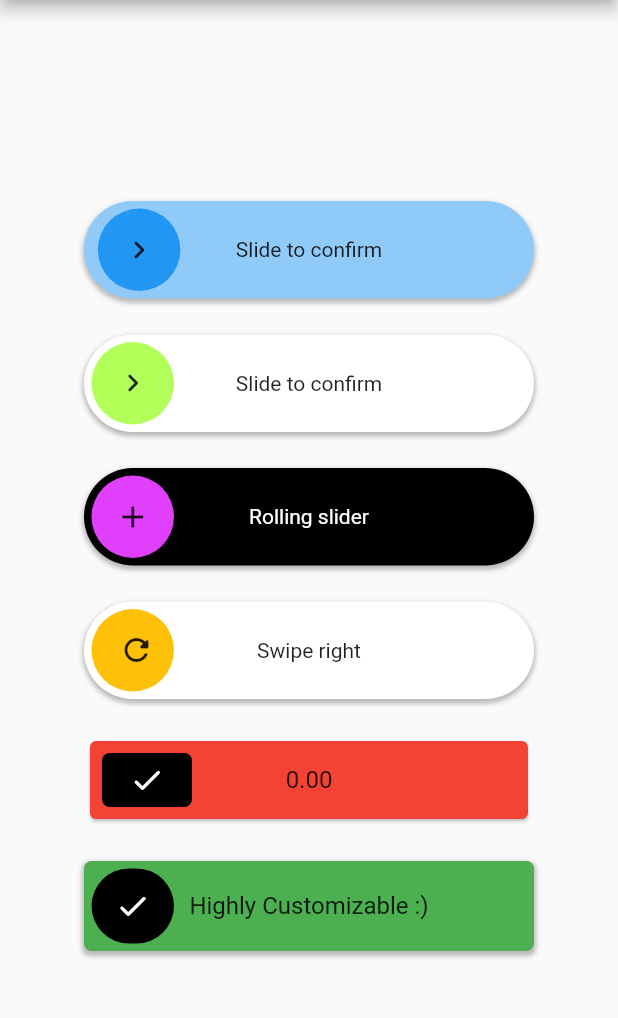
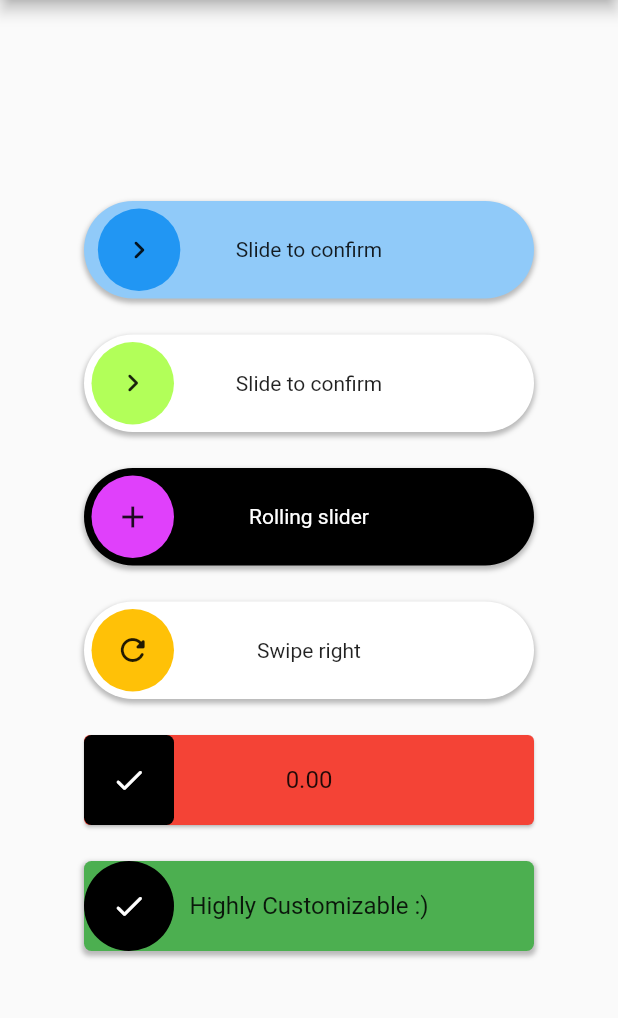
Before and after one commit to splashbyte/action_slider, a Flutter app: the screen it shows after launch, after a tap on "Slide to confirm", on a phone screen of 412 x 824 dp, the part 84-1102 px from its top. Run offline on Flutter 3.47's test engine with Material 2 defaults, Android fonts, the phone set to English and light mode, and no system bars.

```diff
--- a/example/lib/main.dart
+++ b/example/lib/main.dart
@@ -48,7 +48,7 @@ class _MyHomePageState extends State<MyHomePage> {
               width: 300.0,
               actionThresholdType: ThresholdType.release,
               child: const Text('Slide to confirm'),
-              onSlide: (controller) async {
+              action: (controller) async {
                 controller.loading(); //starts loading animation
                 await Future.delayed(const Duration(seconds: 3));
                 controller.success(); //starts success animation
@@ -63,7 +63,7 @@ class _MyHomePageState extends State<MyHomePage> {
               child: const Text('Slide to confirm'),
               backgroundColor: Colors.white,
               toggleColor: Colors.lightGreenAccent,
-              onSlide: (controller) async {
+              action: (controller) async {
                 controller.loading(); //starts loading animation
                 await Future.delayed(const Duration(seconds: 3));
                 controller.success(); //starts success animation
@@ -82,7 +82,7 @@ class _MyHomePageState extends State<MyHomePage> {
               reverseSlideAnimationDuration: const Duration(milliseconds: 500),
               toggleColor: Colors.purpleAccent,
               icon: const Icon(Icons.add),
-              onSlide: (controller) async {
+              action: (controller) async {
                 controller.loading(); //starts loading animation
                 await Future.delayed(const Duration(seconds: 3));
                 controller.success(); //starts success animation
@@ -100,7 +100,7 @@ class _MyHomePageState extends State<MyHomePage> {
               toggleColor: Colors.amber,
               iconAlignment: Alignment.centerRight,
               loadingIcon: SizedBox(
-                  width: 50,
+                  width: 55,
                   child: Center(
                       child: SizedBox(
                     width: 24.0,
@@ -109,10 +109,10 @@ class _MyHomePageState extends State<MyHomePage> {
                         strokeWidth: 2.0, color: theme.iconTheme.color),
                   ))),
               successIcon: const SizedBox(
-                  width: 50, child: Center(child: Icon(Icons.check_rounded))),
+                  width: 55, child: Center(child: Icon(Icons.check_rounded))),
               icon: const SizedBox(
-                  width: 50, child: Center(child: Icon(Icons.refresh_rounded))),
-              onSlide: (controller) async {
+                  width: 55, child: Center(child: Icon(Icons.refresh_rounded))),
+              action: (controller) async {
                 controller.loading(); //starts loading animation
                 await Future.delayed(const Duration(seconds: 3));
                 controller.success(); //starts success animation
@@ -127,7 +127,7 @@ class _MyHomePageState extends State<MyHomePage> {
               controller: _controller,
               height: 60.0,
               toggleWidth: 60.0,
-              toggleMargin: const EdgeInsets.all(12.0),
+              toggleMargin: EdgeInsets.zero,
               backgroundColor: Colors.green,
               foregroundChild: DecoratedBox(
                   decoration: BoxDecoration(
@@ -136,6 +136,7 @@ class _MyHomePageState extends State<MyHomePage> {
                   child: const Icon(Icons.check_rounded, color: Colors.white)),
               foregroundBuilder: (context, state, child) => child!,
               outerBackgroundBuilder: (context, state, child) => Card(
+                margin: EdgeInsets.zero,
                 color: Color.lerp(Colors.red, Colors.green, state.position),
                 child: Center(
                     child: Text(state.position.toStringAsFixed(2),
@@ -152,14 +153,16 @@ class _MyHomePageState extends State<MyHomePage> {
             ),
             const SizedBox(height: 24.0),
             ActionSlider.custom(
+              toggleMargin: EdgeInsets.zero,
               width: 300.0,
               controller: _controller,
+              toggleWidth: 60.0,
               height: 60.0,
               backgroundColor: Colors.green,
               foregroundChild: Container(
                   decoration: const BoxDecoration(
                     color: Colors.black,
-                    borderRadius: BorderRadius.all(Radius.circular(27.5)),
+                    borderRadius: BorderRadius.all(Radius.circular(30.0)),
                   ),
                   child: const Icon(Icons.check_rounded, color: Colors.white)),
               foregroundBuilder: (context, state, child) => child!,
@@ -182,7 +185,7 @@ class _MyHomePageState extends State<MyHomePage> {
                 await Future.delayed(const Duration(seconds: 1));
                 controller.reset(); //resets the slider
               },
-            )
+            ),
           ],
         ),
       ),
--- a/lib/src/action_slider_widget.dart
+++ b/lib/src/action_slider_widget.dart
@@ -219,7 +219,7 @@ class ActionSlider extends StatefulWidget {
     double height = 65.0,
     double borderWidth = 5.0,
     bool rolling = false,
-    Action? onSlide,
+    Action? action,
     TapCallback? onTap = _defaultOnTap,
     ActionSliderController? controller,
     double? width,
@@ -274,7 +274,7 @@ class ActionSlider extends StatefulWidget {
           toggleWidth: height - borderWidth * 2,
           toggleMargin: EdgeInsets.all(borderWidth),
           backgroundColor: backgroundColor,
-          action: onSlide,
+          action: action,
           onTap: onTap,
           controller: controller,
           width: width,
@@ -457,6 +457,7 @@ class _ActionSliderState extends State<ActionSlider>
   void dispose() {
     _slideAnimationController.dispose();
     _loadingAnimationController.dispose();
+    _controller.removeListener(_onModeChange);
     _localController?.dispose();
     super.dispose();
   }
@@ -487,11 +488,13 @@ class _ActionSliderState extends State<ActionSlider>
   void _onModeChange() {
     if (_controller.value.expanded) {
       if (_controller.value.jumpPosition > 0.0) {
+        if (_state.state == SlidingState.released) {
           _changeState(
               _state.copyWith(releasePosition: _controller.value.jumpPosition),
               null,
               setState: false);
           _slideAnimationController.forward();
+        }
         _controller._setMode(SliderMode.standard, notify: false);
       } else {
         if (_loadingAnimationController.isCompleted) {
@@ -525,10 +528,8 @@ class _ActionSliderState extends State<ActionSlider>
 
   void _changeState(SliderState state, ActionSliderState? oldActionSliderState,
       {bool setState = true}) {
-    if (_state != state) {
     _state = state;
     if (setState) this.setState(() {});
-    }
     if (widget.stateChangeCallback == null) return;
     oldActionSliderState ??= _lastActionSliderState;
     if (oldActionSliderState == null) return;
--- a/pubspec.yaml
+++ b/pubspec.yaml
@@ -1,6 +1,6 @@
 name: action_slider
 description: A slider to confirm actions and provide feedback on the success of these after subsequent loading.
-version: 0.5.0
+version: 0.6.0
 repository: https://github.com/SplashByte/action_slider
 
 environment:
```
Also changed, not shown: example/pubspec.lock, 2 other files. Lines whose indentation alone changed are shown as unchanged.
